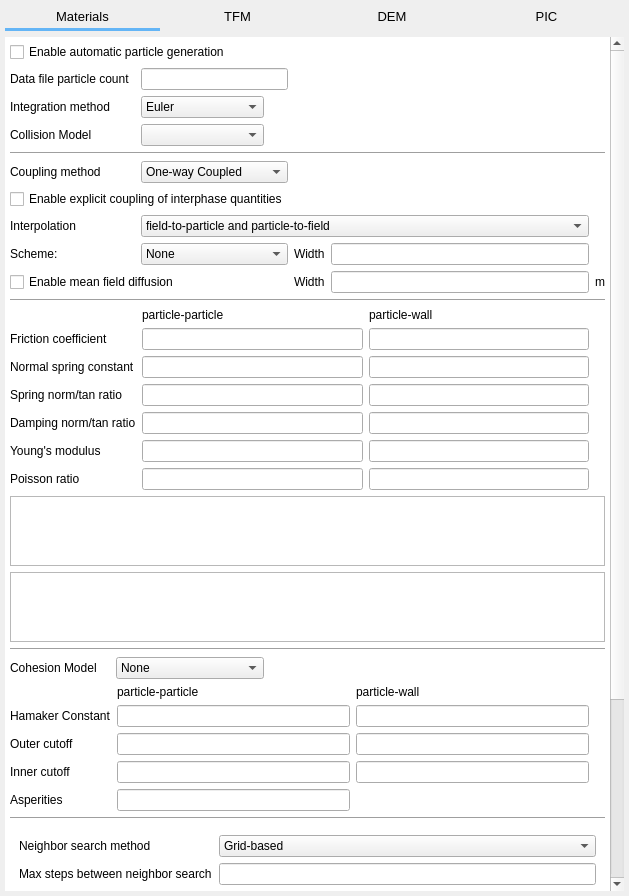
This is gui/uifiles/solids.ui in truongd8593/mfix as Qt 5 draws it before an edit. The edited form follows.
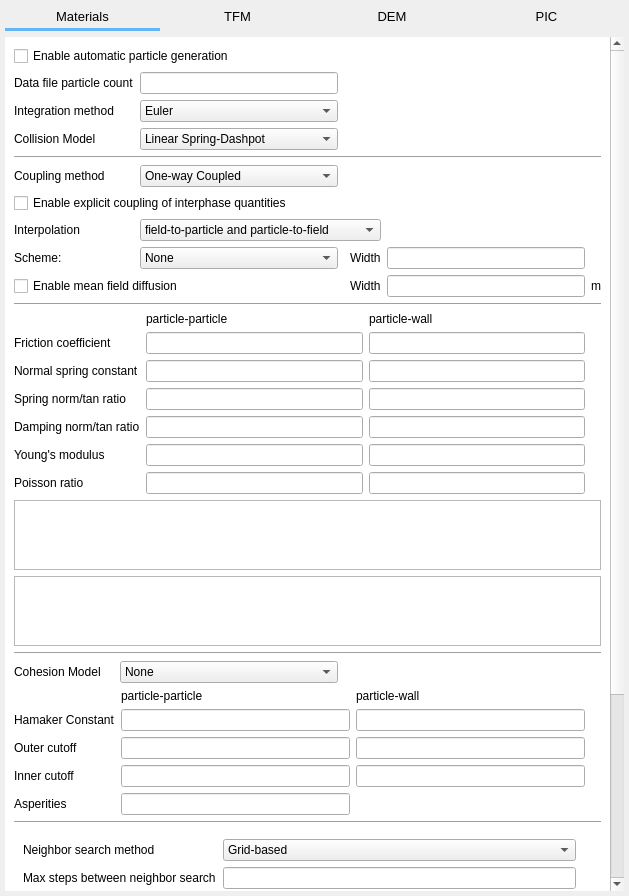
This is the edited form. The open tabs and pages were chosen to show the change. Custom widgets are drawn as their Qt base class.

Commit message: widget names

```diff
--- a/gui/uifiles/solids.ui
+++ b/gui/uifiles/solids.ui
@@ -1598,18 +1598,6 @@
 }</string>
           </property>
           <layout class="QGridLayout" name="gridLayout_5">
-           <property name="leftMargin">
-            <number>5</number>
-           </property>
-           <property name="topMargin">
-            <number>5</number>
-           </property>
-           <property name="rightMargin">
-            <number>5</number>
-           </property>
-           <property name="bottomMargin">
-            <number>5</number>
-           </property>
            <item row="0" column="0" colspan="3">
             <widget class="CheckBox" name="checkbox_keyword_gener_part_config_2">
              <property name="text">
@@ -1624,8 +1612,8 @@
              </property>
             </widget>
            </item>
-           <item row="1" column="2" colspan="2">
-            <widget class="LineEdit" name="lineedit_keyword_particles_2"/>
+           <item row="1" column="2">
+            <widget class="LineEdit" name="lineedit_keyword_particles"/>
            </item>
            <item row="2" column="0">
             <widget class="QLabel" name="label_152">
@@ -1656,7 +1644,18 @@
             </widget>
            </item>
            <item row="3" column="2">
-            <widget class="ComboBox" name="combobox_des_coll_model"/>
+            <widget class="ComboBox" name="combobox_des_coll_model">
+             <item>
+              <property name="text">
+               <string>Linear Spring-Dashpot</string>
+              </property>
+             </item>
+             <item>
+              <property name="text">
+               <string>Hertzian</string>
+              </property>
+             </item>
+            </widget>
            </item>
            <item row="4" column="0" colspan="7">
             <widget class="Line" name="line_11">
@@ -1672,7 +1671,7 @@
              </property>
             </widget>
            </item>
-           <item row="5" column="2" colspan="2">
+           <item row="5" column="2">
             <widget class="ComboBox" name="comboBox_23">
              <item>
               <property name="text">
@@ -1700,30 +1699,6 @@
              </property>
             </widget>
            </item>
-           <item row="7" column="2" colspan="4">
-            <widget class="ComboBox" name="comboBox_20">
-             <item>
-              <property name="text">
-               <string>field-to-particle and particle-to-field</string>
-              </property>
-             </item>
-             <item>
-              <property name="text">
-               <string>field-to-particle only</string>
-              </property>
-             </item>
-             <item>
-              <property name="text">
-               <string>particle-to-field only</string>
-              </property>
-             </item>
-             <item>
-              <property name="text">
-               <string>no-interpolation</string>
-              </property>
-             </item>
-            </widget>
-           </item>
            <item row="8" column="0">
             <widget class="QLabel" name="label_181">
              <property name="text">
@@ -1731,7 +1706,7 @@
              </property>
             </widget>
            </item>
-           <item row="8" column="2" colspan="2">
+           <item row="8" column="2">
             <widget class="ComboBox" name="comboBox_26">
              <item>
               <property name="text">
@@ -2008,7 +1983,7 @@
              </property>
             </widget>
            </item>
-           <item row="19" column="0" colspan="7">
+           <item row="19" column="0" colspan="6">
             <widget class="QFrame" name="frame_29">
              <property name="frameShape">
               <enum>QFrame::NoFrame</enum>
@@ -2171,6 +2146,30 @@
            <item row="24" column="5">
             <widget class="QLineEdit" name="lineEdit_40"/>
            </item>
+           <item row="7" column="2" colspan="3">
+            <widget class="ComboBox" name="comboBox_20">
+             <item>
+              <property name="text">
+               <string>field-to-particle and particle-to-field</string>
+              </property>
+             </item>
+             <item>
+              <property name="text">
+               <string>field-to-particle only</string>
+              </property>
+             </item>
+             <item>
+              <property name="text">
+               <string>particle-to-field only</string>
+              </property>
+             </item>
+             <item>
+              <property name="text">
+               <string>no-interpolation</string>
+              </property>
+             </item>
+            </widget>
+           </item>
           </layout>
          </widget>
         </widget>
```
Left out of the diff: 74 changed lines with no effect on the pictures.
